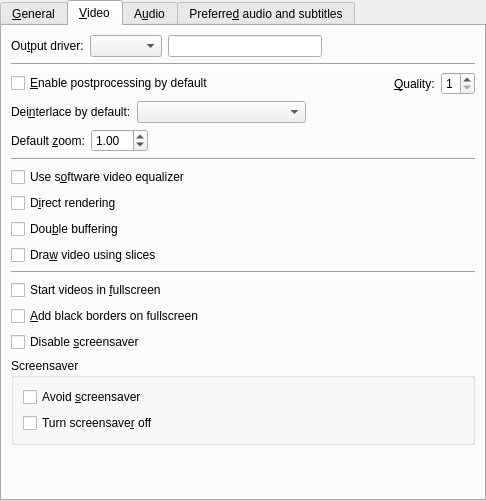
Above: src/prefgeneral.ui from wilbert2000/wzplayer before the change. Below: the same form after it.
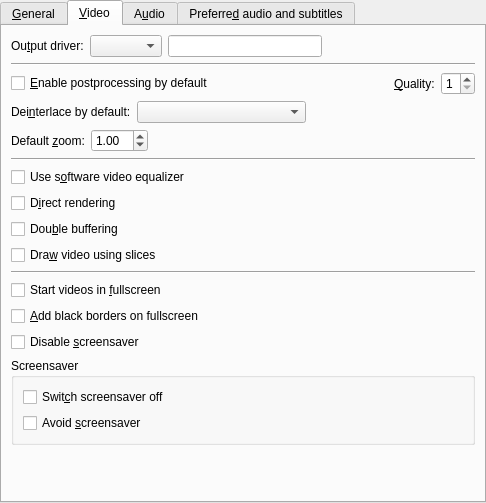
That is the form after the change. The open tabs and pages were chosen to show the change. Custom widgets are drawn as their Qt base class.

Commit message: In Preferences -> General -> Video, the option "Turn screensaver off" has been renamed to "Switch screensaver off" and moved before "Avoid screensaver". And some fixes with the online help for those options.

```diff
--- a/src/prefgeneral.ui
+++ b/src/prefgeneral.ui
@@ -6,7 +6,7 @@
     <x>0</x>
     <y>0</y>
     <width>486</width>
-    <height>501</height>
+    <height>503</height>
    </rect>
   </property>
   <layout class="QVBoxLayout" >
@@ -517,6 +517,13 @@
           <string>Screensaver</string>
          </property>
          <layout class="QVBoxLayout" >
+          <item>
+           <widget class="QCheckBox" name="turn_screensaver_off_check" >
+            <property name="text" >
+             <string>Swit&amp;ch screensaver off</string>
+            </property>
+           </widget>
+          </item>
           <item>
            <widget class="QCheckBox" name="avoid_screensaver_check" >
             <property name="text" >
@@ -524,13 +531,6 @@
             </property>
            </widget>
           </item>
-          <item>
-           <widget class="QCheckBox" name="turn_screensaver_off_check" >
-            <property name="text" >
-             <string>Turn screensave&amp;r off</string>
-            </property>
-           </widget>
-          </item>
          </layout>
         </widget>
        </item>
```
Left out of the diff: 2 changed lines with no effect on the pictures. The commit also changes 1 other file.
